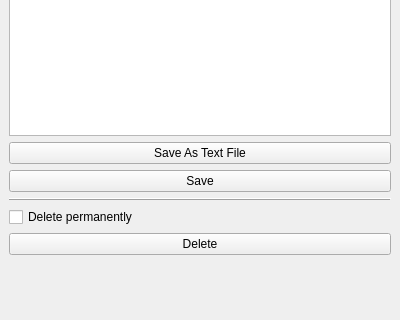
Before: the Qt Designer form ChatSessionWidget.ui in asianirish/AI-Ronaut, drawn with Qt 5; both pictures show x 0 to 400 and y 149 to 469 of the 400 by 469 pixel window.
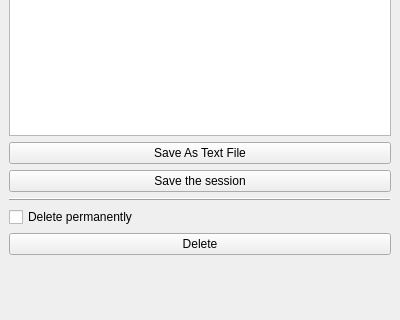
After: the same form once the commit is applied.

Commit message: change the Save button's title

The edit to the form file:
```diff
--- a/ChatSessionWidget.ui
+++ b/ChatSessionWidget.ui
@@ -90,8 +90,11 @@
       </item>
       <item>
        <widget class="QPushButton" name="saveButton">
+        <property name="enabled">
+         <bool>true</bool>
+        </property>
         <property name="text">
-         <string>Save</string>
+         <string>Save the session</string>
         </property>
        </widget>
       </item>
```
Left out of the diff: 3 changed lines with no effect on the pictures.
